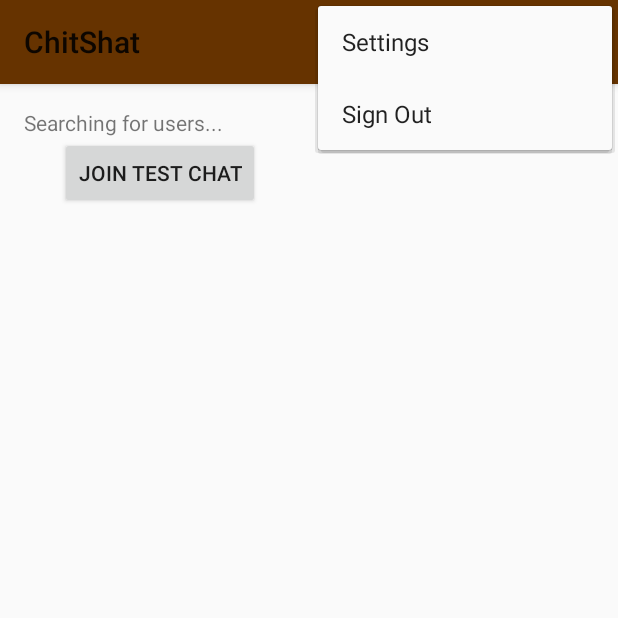
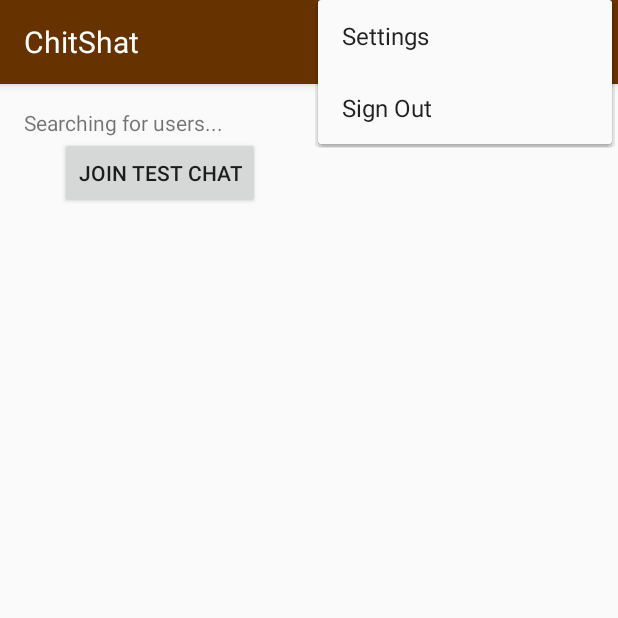
Before and after one commit to josheey3/ChitShat, an Android app: the screen it shows after launch once a user with an empty profile is signed in (LobbyActivity), with the options menu open, on a phone screen of 412 x 824 dp, the top half of it. Run offline under Robolectric (Android 15) with nearby library versions, the phone set to English and light mode, and no system bars; our stand-ins replace Firebase (no records; nobody signed in at launch, a user with empty details on screens opened directly).

Commit message:
V0.1.5 - Updated theme
~ Changed action bar elements to white

```diff
--- a/app/build.gradle
+++ b/app/build.gradle
@@ -7,7 +7,7 @@ android {
 
     defaultConfig {
         applicationId "com.chitshat"
-        minSdkVersion 19
+        minSdkVersion 26
         targetSdkVersion 28
         versionCode 1
         versionName "1.0"
--- /dev/null
+++ b/app/src/main/res/drawable/ic__more_vert_white.xml
@@ -0,0 +1,10 @@
+<vector xmlns:android="http://schemas.android.com/apk/res/android"
+    android:width="24dp"
+    android:height="24dp"
+    android:viewportWidth="24"
+    android:viewportHeight="24">
+  <path
+      android:pathData="M12,8c1.1,0 2,-0.9 2,-2s-0.9,-2 -2,-2 -2,0.9 -2,2 0.9,2 2,2zM12,10c-1.1,0 -2,0.9 -2,2s0.9,2 2,2 2,-0.9 2,-2 -0.9,-2 -2,-2zM12,16c-1.1,0 -2,0.9 -2,2s0.9,2 2,2 2,-0.9 2,-2 -0.9,-2 -2,-2z"
+      android:fillColor="#ffffff"
+      android:fillAlpha="1"/>
+</vector>
--- /dev/null
+++ b/app/src/main/res/drawable/ic_back_white.xml
@@ -0,0 +1,10 @@
+<vector xmlns:android="http://schemas.android.com/apk/res/android"
+    android:width="24dp"
+    android:height="24dp"
+    android:viewportWidth="24"
+    android:viewportHeight="24">
+  <path
+      android:pathData="M20,11H7.83l5.59,-5.59L12,4l-8,8 8,8 1.41,-1.41L7.83,13H20v-2z"
+      android:fillColor="#ffffff"
+      android:fillAlpha="1"/>
+</vector>
--- a/app/src/main/res/values/styles.xml
+++ b/app/src/main/res/values/styles.xml
@@ -6,11 +6,20 @@
         <item name="colorPrimary">@color/colorPrimary</item>
         <item name="colorPrimaryDark">@color/colorPrimaryDark</item>
         <item name="colorAccent">@color/colorAccent</item>
-    </style>
-    <style name="AppTheme.ActionBar.Text" parent="@android:style/TextAppearance">
-        <item name="android:textColor">@color/colorTitle</item>
+        <item name="android:actionOverflowButtonStyle">@style/MyActionButtonOverflow</item>
+        <item name="android:homeAsUpIndicator">@drawable/ic_back_white</item>
     </style>
 
+    <style name="TextAppearance.AppCompat.Widget.ActionBar.Title" parent="@android:style/TextAppearance">
+        <item name="android:textSize">20dp</item>
+        <item name="android:textColor">@color/colorTitle</item>
+    </style>﻿
+
+    <style name="MyActionButtonOverflow" parent="android:style/Widget.Holo.Light.ActionButton.Overflow">
+        <item name="android:src">@drawable/ic__more_vert_white</item>
+    </style>
+
+    <!-- Sign in activity theme -->
     <style name="SignInTheme" parent="Theme.AppCompat.Light.NoActionBar">
         <item name="colorPrimary">@color/colorPrimary</item>
         <item name="colorPrimaryDark">@color/colorPrimaryDark</item>
@@ -21,6 +30,7 @@
         <item name="android:buttonStyle">@style/FriendlyButtonStyle</item>
     </style>
 
+
     <style name="FriendlyButtonStyle" parent="Widget.AppCompat.Button">
         <item name="android:textColor">@color/colorTitle</item>
     </style>
```
